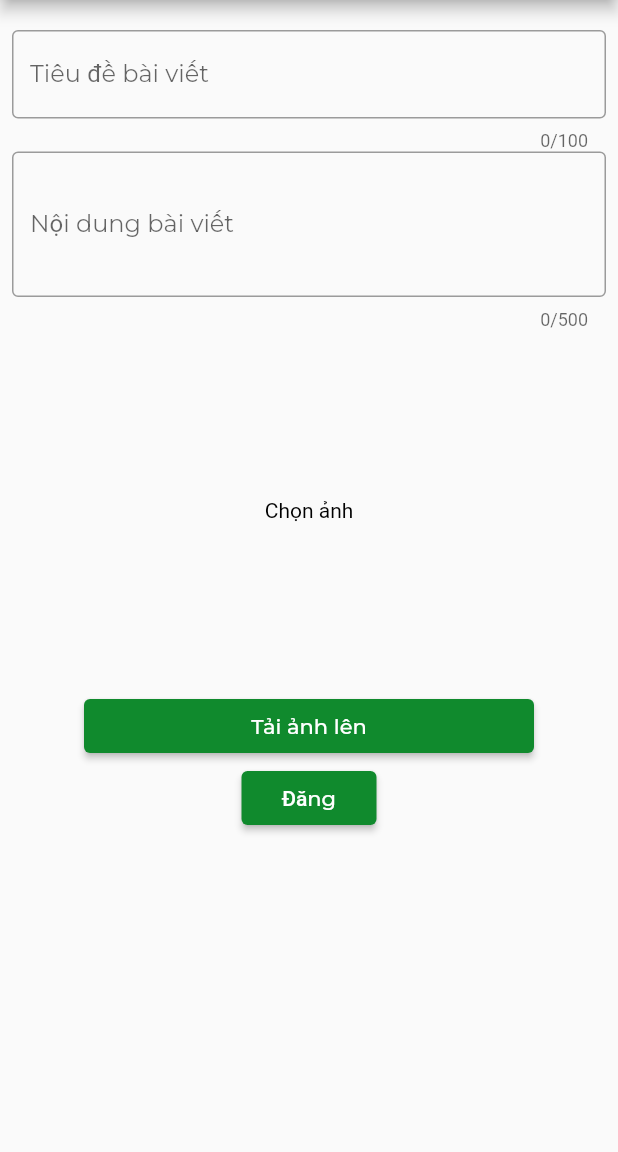
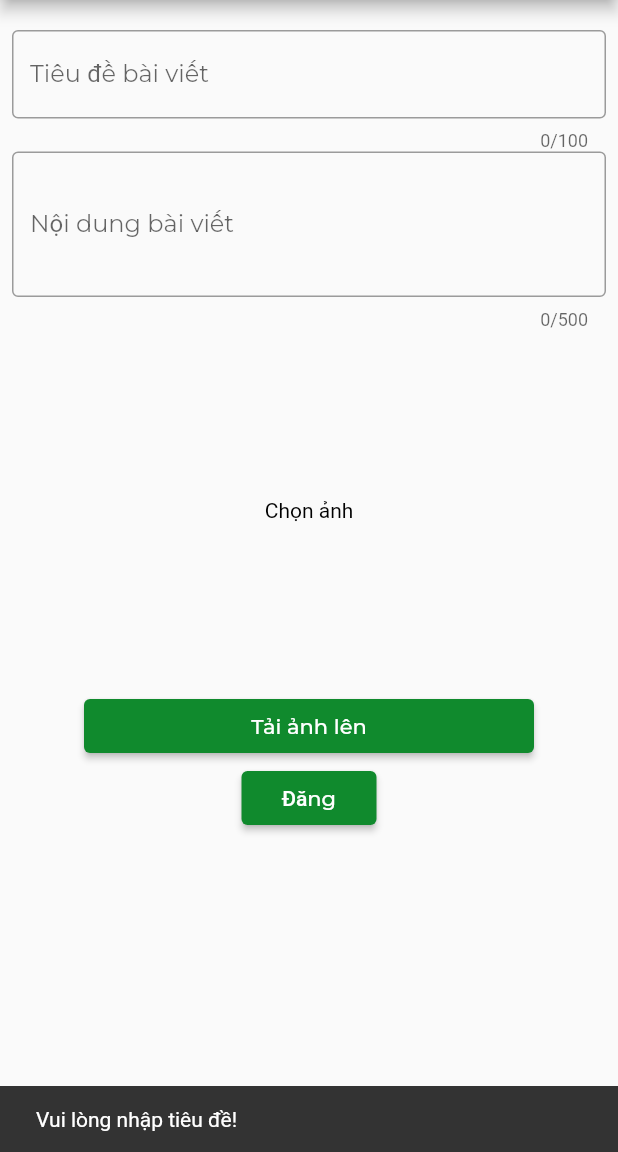
Before and after one commit to Andreatran2002/LandInfo, a Flutter app: the AddNew screen opened directly, after a tap on "Đăng", on a phone screen of 412 x 824 dp, the part 84-1236 px from its top. Run offline on Flutter 3.47's test engine with Material 2 defaults, Android fonts, the phone set to English and light mode, and no system bars; our stand-ins replace carousel_slider, cloud_firestore, file_picker, firebase_auth, firebase_core, firebase_storage and 8 more; missing offline and left inert: crypt, flutter_polyline_points; accounts and stored records are empty; Roboto replaces fonts that are missing (Montsterrat).

Commit message:
done up news

```diff
--- a/lib/views/home/news_slider.dart
+++ b/lib/views/home/news_slider.dart
@@ -106,6 +106,8 @@ class _SliderForNewsState extends State<SliderForNews> {
                                   child: Padding(
                                     padding: const EdgeInsets.all(8.0),
                                     child: Column(
+                                      crossAxisAlignment:
+                                          CrossAxisAlignment.start,
                                       children: [
                                         Container(
                                           child: Text(
--- a/lib/views/news/add_new.dart
+++ b/lib/views/news/add_new.dart
@@ -2,12 +2,15 @@
 import 'dart:async';
 import 'dart:io';
 
+import 'package:cloud_firestore/cloud_firestore.dart';
 import 'package:file_picker/file_picker.dart';
 import 'package:firebase_core/firebase_core.dart';
 import 'package:firebase_storage/firebase_storage.dart';
 import 'package:flutter/material.dart';
 import 'package:image_picker/image_picker.dart';
 import 'package:path/path.dart' as path;
+import 'package:provider/provider.dart';
+import 'package:tineviland/blocs/user_bloc.dart';
 
 import '../../utils/firebase_api.dart';
 import '../../utils/storage_service.dart';
@@ -26,6 +29,7 @@ class _AddNewState extends State<AddNew> {
   get size => MediaQuery.of(context).size;
   File? file;
   String? fileName;
+  String? fileUrl;
   final Storage storage = Storage();
 
   Future selectFile() async {
@@ -60,6 +64,7 @@ class _AddNewState extends State<AddNew> {
 
   @override
   Widget build(BuildContext context) {
+    final user = Provider.of<UserBloc>(context);
     return Scaffold(
       appBar: AppBar(
         centerTitle: true,
@@ -72,7 +77,8 @@ class _AddNewState extends State<AddNew> {
           ),
         ),
       ),
-      body: Padding(
+      body: SingleChildScrollView(
+        child: Padding(
           padding: const EdgeInsets.symmetric(horizontal: 8.0, vertical: 20),
           child: Column(
             children: <Widget>[
@@ -135,9 +141,60 @@ class _AddNewState extends State<AddNew> {
                 // height: 30,
                 width: 90,
                 child: ElevatedButton(
-                onPressed: () {
-                  storage.uploadFile(context, file, fileName!);
+                  onPressed: () async {
+                    if (_titleController.text.isEmpty) {
+                      ScaffoldMessenger.of(context).showSnackBar(const SnackBar(
+                        content: Text("Vui lòng nhập tiêu đề!"),
+                      ));
+                    } else if (_contentController.text.isEmpty) {
+                      ScaffoldMessenger.of(context).showSnackBar(const SnackBar(
+                        content: Text("Vui lòng nhập Nội dung!"),
+                      ));
+                    } else {
+                      String url = await storage.uploadFile(
+                        context,
+                        file,
+                        fileName!,
+                        fileUrl,
+                      );
+                      if (url.isEmpty) {
+                        ScaffoldMessenger.of(context)
+                            .showSnackBar(const SnackBar(
+                          content: Text("Đã có lỗi khi tải ảnh lên !!"),
+                        ));
+                      } else {
+                        try {
+                          print("id nè : ");
+                          print(user.currentUser);
+
+                          await FirebaseFirestore.instance
+                              .collection("news")
+                              .add({
+                            "author_id": user.currentUser,
+                            "content": _contentController.text,
+                            "title": _titleController.text,
+                            "images": url,
+                            "date_created": new DateTime.now(),
+                          });
+                          ScaffoldMessenger.of(context).showSnackBar(
+                            SnackBar(
+                              content: Text("Đăng bài thành công"),
+                              backgroundColor: Colors.red,
+                            ),
+                          );
+                        } on FirebaseException catch (e) {
+                          ScaffoldMessenger.of(context).showSnackBar(
+                            SnackBar(
+                              content: Text(e.message.toString()),
+                              backgroundColor: Colors.red,
+                            ),
+                          );
+                          print(e);
+                        }
+                      }
+                    }
                   },
+
                   child: const Text(
                     'Đăng',
                     style: TextStyle(
@@ -154,6 +211,7 @@ class _AddNewState extends State<AddNew> {
                 ),
               ),
             ],
+          ),
         ),
       ),
     );
```
Also changed, not shown: lib/utils/storage_service.dart (+17 -13 lines). Lines whose indentation alone changed are shown as unchanged.
